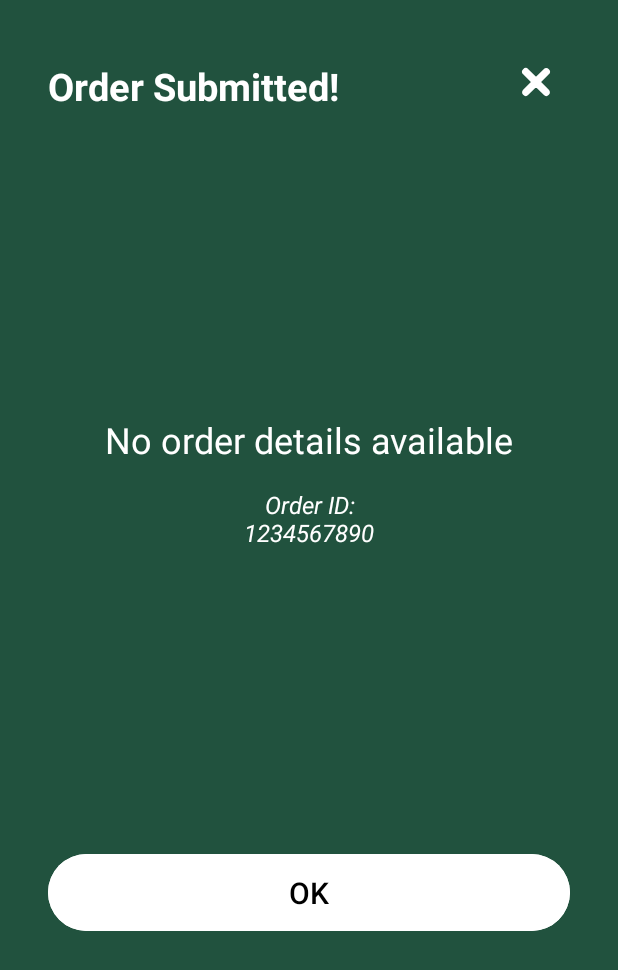
After one commit to OndrejWienerUNI/github-ow-pma-2024, an Android app: the OrderSummaryActivity screen opened directly, with no data from a screen before it, on a phone screen of 412 x 824 dp. The commit adds this screen. Shown: the top 970 px of the screen. Run offline under Robolectric (Android 15) with nearby library versions, the phone set to English and light mode, and no system bars.

Commit message:
#4 MOD ConfirmationDialog.kt, MainActivity.kt, ADD OrderSummaryActivity.kt (introduced a second action)

```diff
--- a/pma03_placing_an_order/app/src/main/AndroidManifest.xml
+++ b/pma03_placing_an_order/app/src/main/AndroidManifest.xml
@@ -13,6 +13,9 @@
         android:theme="@style/Theme.Pma03_placing_an_order"
         tools:targetApi="31">
         <activity
+            android:name=".OrderSummaryActivity"
+            android:exported="false" />
+        <activity
             android:name=".MainActivity"
             android:exported="true">
             <intent-filter>
--- a/pma03_placing_an_order/app/src/main/java/com/example/pma03_placing_an_order/OrderConfirmationDialog.kt
+++ b/pma03_placing_an_order/app/src/main/java/com/example/pma03_placing_an_order/ConfirmationDialog.kt
@@ -2,16 +2,17 @@ package com.example.pma03_placing_an_order
 
 import android.app.Dialog
 import android.content.Context
+import android.content.Intent
 import android.view.WindowManager
-import com.example.pma03_placing_an_order.databinding.DialogOrderConfirmationBinding
+import com.example.pma03_placing_an_order.databinding.ConfirmationDialogBinding
 import java.text.SimpleDateFormat
 import java.util.*
 
-class OrderConfirmationDialog(private val context: Context) {
+class ConfirmationDialog(private val context: Context) {
 
     fun show(orderSummary: String) {
         val dialog = Dialog(context)
-        val dialogBinding = DialogOrderConfirmationBinding.inflate(dialog.layoutInflater)
+        val dialogBinding = ConfirmationDialogBinding.inflate(dialog.layoutInflater)
         dialog.setContentView(dialogBinding.root)
 
         dialog.window?.setBackgroundDrawableResource(android.R.color.transparent)
@@ -25,13 +26,20 @@ class OrderConfirmationDialog(private val context: Context) {
         dialog.setCanceledOnTouchOutside(true)
 
         val currentTime = SimpleDateFormat("yyMMddHHmmss", Locale.getDefault()).format(Date())
-        val orderId = "Order ID:\n$currentTime"
+        val orderId = "Order ID: $currentTime"
 
         dialogBinding.tvOrderSummary.text = orderSummary
         dialogBinding.tvOrderId.text = orderId
 
         dialogBinding.btnClose.setOnClickListener { dialog.dismiss() }
-        dialogBinding.btnOk.setOnClickListener { dialog.dismiss() }
+
+        dialogBinding.btnOk.setOnClickListener {
+            dialog.dismiss()
+
+            val intent = Intent(context, OrderSummaryActivity::class.java)
+            intent.putExtra("ORDER_SUMMARY", orderSummary)
+            context.startActivity(intent)
+        }
 
         dialog.show()
     }
--- a/pma03_placing_an_order/app/src/main/java/com/example/pma03_placing_an_order/MainActivity.kt
+++ b/pma03_placing_an_order/app/src/main/java/com/example/pma03_placing_an_order/MainActivity.kt
@@ -44,6 +44,23 @@ class MainActivity : AppCompatActivity() {
                 updateOrderSummary(binding)
             }
         }
+
+        viewPager.addOnPageChangeListener(object : ViewPager.OnPageChangeListener {
+            override fun onPageScrolled(position: Int, positionOffset: Float, positionOffsetPixels: Int) {
+                // Not needed right now
+            }
+
+            override fun onPageSelected(position: Int) {
+                radioButtons.forEachIndexed { index, radioButton ->
+                    radioButton.isChecked = index == position
+                }
+                updateOrderSummary(binding)
+            }
+
+            override fun onPageScrollStateChanged(state: Int) {
+                // Not needed right now
+            }
+        })
     }
 
     private fun setupCheckBoxes(binding: ActivityMainBinding) {
@@ -76,22 +93,22 @@ class MainActivity : AppCompatActivity() {
             selectedOptions.add(binding.cbWarranty.text.toString())
         }
 
-        val finalSummary = if (selectedOptions.isEmpty()) {
+        val orderSummary = if (selectedOptions.isEmpty()) {
             selectedLens
         } else {
             "$selectedLens, ${selectedOptions.joinToString(", ")}"
         }
 
         binding.tvOrderSummary.text = buildString {
-            append("Order Summary: ")
-            append(finalSummary)
+            append("Order Summary:  ")
+            append(orderSummary.replaceFirst(", ", ",\n"))
         }
     }
 
     private fun setupOrderButton(binding: ActivityMainBinding) {
         binding.btnPlaceOrder.setOnClickListener {
-            val orderSummary = binding.tvOrderSummary.text.removePrefix("Order Summary: ")
-            val dialog = OrderConfirmationDialog(this)
+            val orderSummary = binding.tvOrderSummary.text.removePrefix("Order Summary:  ")
+            val dialog = ConfirmationDialog(this)
             dialog.show(orderSummary.toString())
         }
     }
--- /dev/null
+++ b/pma03_placing_an_order/app/src/main/java/com/example/pma03_placing_an_order/OrderSummaryActivity.kt
@@ -0,0 +1,41 @@
+package com.example.pma03_placing_an_order
+
+import android.content.Intent
+import android.os.Bundle
+import androidx.appcompat.app.AppCompatActivity
+import com.example.pma03_placing_an_order.databinding.ActivityOrderSummaryBinding
+
+class OrderSummaryActivity : AppCompatActivity() {
+
+    private lateinit var binding: ActivityOrderSummaryBinding
+
+    override fun onCreate(savedInstanceState: Bundle?) {
+        super.onCreate(savedInstanceState)
+
+        binding = ActivityOrderSummaryBinding.inflate(layoutInflater)
+        setContentView(binding.root)
+
+        supportActionBar?.apply {
+            title = "Order Submitted"
+            setDisplayHomeAsUpEnabled(false)
+        }
+
+        val orderSummary = intent.getStringExtra("ORDER_SUMMARY") ?: "No order details available"
+
+        binding.tvOrderSummary.text = orderSummary
+
+        binding.btnClose.setOnClickListener {
+            val intent = Intent(this, MainActivity::class.java)
+            intent.flags = Intent.FLAG_ACTIVITY_CLEAR_TOP or Intent.FLAG_ACTIVITY_NEW_TASK
+            startActivity(intent)
+            finish()
+        }
+
+        binding.icClose.setOnClickListener {
+            val intent = Intent(this, MainActivity::class.java)
+            intent.flags = Intent.FLAG_ACTIVITY_CLEAR_TOP or Intent.FLAG_ACTIVITY_NEW_TASK
+            startActivity(intent)
+            finish()
+        }
+    }
+}
--- /dev/null
+++ b/pma03_placing_an_order/app/src/main/res/layout/activity_order_summary.xml
@@ -0,0 +1,106 @@
+<?xml version="1.0" encoding="utf-8"?>
+<androidx.constraintlayout.widget.ConstraintLayout
+    xmlns:android="http://schemas.android.com/apk/res/android"
+    xmlns:app="http://schemas.android.com/apk/res-auto"
+    android:layout_width="match_parent"
+    android:layout_height="match_parent"
+    android:background="@color/primary_dark"
+    android:padding="16dp">
+
+    <!-- Top Section with Dark Background -->
+    <androidx.constraintlayout.widget.ConstraintLayout
+        android:id="@+id/top_section"
+        android:layout_width="0dp"
+        android:layout_height="wrap_content"
+        android:backgroundTint="@color/primary_dark"
+        android:padding="16dp"
+        app:layout_constraintTop_toTopOf="parent"
+        app:layout_constraintStart_toStartOf="parent"
+        app:layout_constraintEnd_toEndOf="parent"
+        android:layout_marginBottom="16dp">
+
+        <!-- "Order Submitted" Text -->
+        <TextView
+            android:id="@+id/tv_order_confirmed"
+            android:layout_width="wrap_content"
+            android:layout_height="wrap_content"
+            android:text="@string/order_submitted"
+            android:textStyle="bold"
+            android:textSize="25sp"
+            android:textColor="@color/white"
+            android:layout_marginTop="8dp"
+            app:layout_constraintTop_toTopOf="parent"
+            app:layout_constraintStart_toStartOf="parent"/>
+
+        <!-- Close Button -->
+        <ImageView
+            android:id="@+id/ic_close"
+            android:layout_width="45dp"
+            android:layout_height="45dp"
+            android:padding="8dp"
+            android:src="@drawable/ic_btn_close"
+            android:contentDescription="@string/close"
+            app:tint="@color/white"
+            app:layout_constraintEnd_toEndOf="parent"
+            app:layout_constraintTop_toTopOf="parent"/>
+    </androidx.constraintlayout.widget.ConstraintLayout>
+
+    <!-- Content Section (Order Summary) -->
+    <androidx.constraintlayout.widget.ConstraintLayout
+        android:id="@+id/content_section"
+        android:layout_width="0dp"
+        android:layout_height="wrap_content"
+        android:padding="16dp"
+        app:layout_constraintTop_toBottomOf="@id/top_section"
+        app:layout_constraintStart_toStartOf="parent"
+        app:layout_constraintEnd_toEndOf="parent"
+        app:layout_constraintBottom_toTopOf="@+id/btn_close">
+
+        <!-- Order Summary Text -->
+        <TextView
+            android:id="@+id/tv_order_summary"
+            android:layout_width="0dp"
+            android:layout_height="wrap_content"
+            android:textSize="24sp"
+            android:textColor="@color/white"
+            android:text="@string/order_summary"
+            android:gravity="center"
+            app:layout_constraintTop_toTopOf="parent"
+            app:layout_constraintStart_toStartOf="parent"
+            app:layout_constraintEnd_toEndOf="parent"/>
+
+        <!-- Order ID -->
+        <TextView
+            android:id="@+id/tv_order_id"
+            android:layout_width="0dp"
+            android:layout_height="wrap_content"
+            android:textSize="16sp"
+            android:textColor="@color/white"
+            android:textStyle="italic"
+            android:gravity="center"
+            android:layout_marginTop="16dp"
+            android:text="@string/order_id_hint"
+            app:layout_constraintTop_toBottomOf="@id/tv_order_summary"
+            app:layout_constraintStart_toStartOf="parent"
+            app:layout_constraintEnd_toEndOf="parent"/>
+    </androidx.constraintlayout.widget.ConstraintLayout>
+
+    <!-- Wide MaterialButton at the bottom of the screen -->
+    <com.google.android.material.button.MaterialButton
+        android:id="@+id/btn_close"
+        android:layout_width="0dp"
+        android:layout_height="wrap_content"
+        android:text="@string/ok_button"
+        android:textColor="@color/black"
+        android:backgroundTint="@color/white"
+        android:textSize="20sp"
+        android:paddingTop="12dp"
+        android:paddingBottom="12dp"
+        app:layout_constraintStart_toStartOf="parent"
+        app:layout_constraintEnd_toEndOf="parent"
+        app:layout_constraintBottom_toBottomOf="parent"
+        app:layout_constraintWidth_default="spread"
+        app:layout_constraintTop_toBottomOf="@id/content_section"
+        android:layout_margin="16dp"/>
+
+</androidx.constraintlayout.widget.ConstraintLayout>
```
Also changed, not shown: pma03_placing_an_order/app/src/main/res/layout/confirmation_dialog.xml (renamed from pma03_placing_an_order/app/src/main/res/layout/dialog_order_confirmation.xml).
